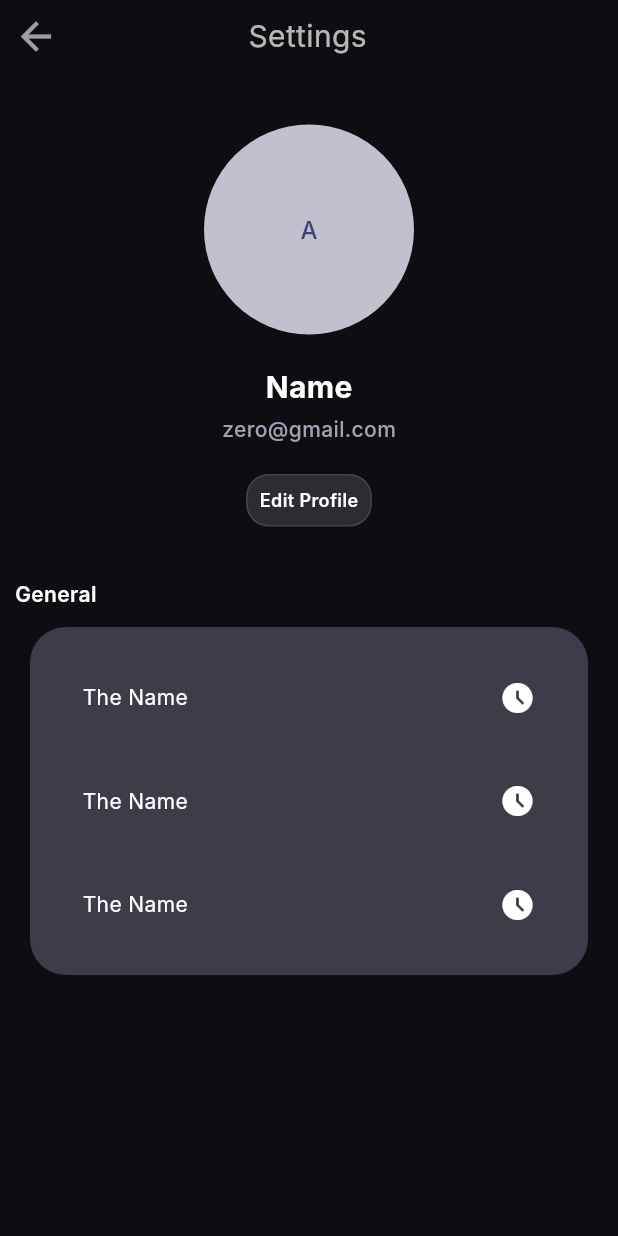
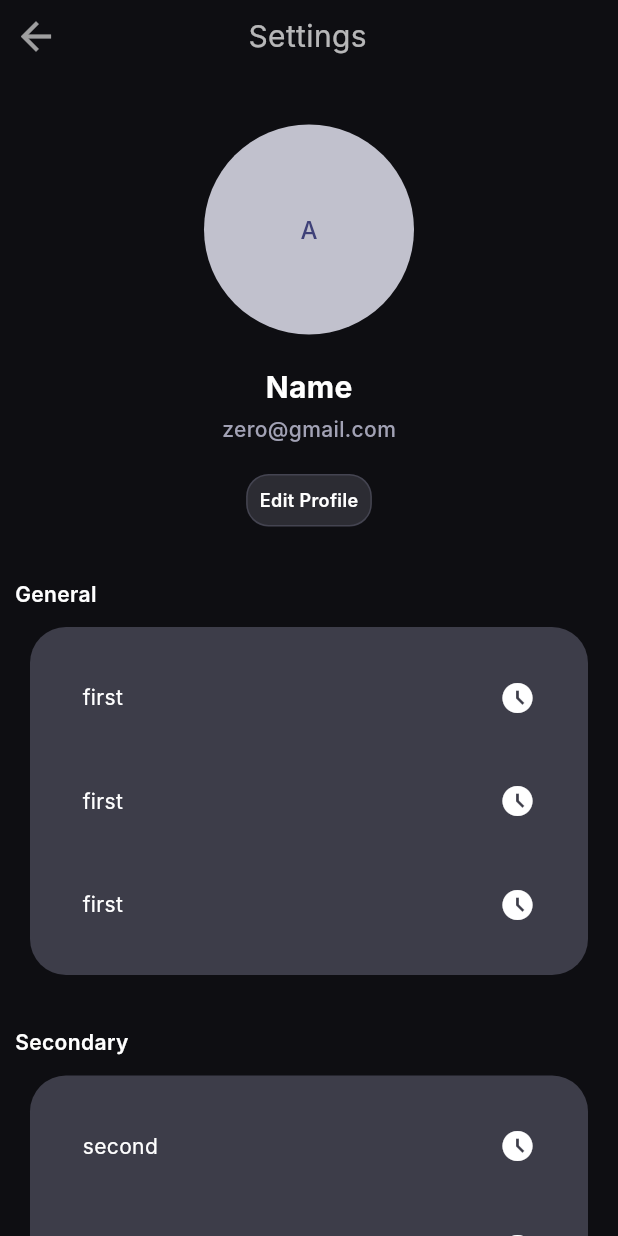
Before and after one commit to danielAdrah/fifth, a Flutter app: the HomeView screen opened directly, after a tap on the "settings" icon, on a phone screen of 412 x 824 dp. Run offline on Flutter 3.47's test engine with Material 3 defaults, Android fonts, the light colour scheme and no system bars; our stand-ins replace dropdown_search, flutter_svg, get, pie_chart, smooth_page_indicator; Roboto replaces fonts that are missing (Inter).

Commit message:
some modifictions

```diff
--- /dev/null
+++ b/lib/common/settings_value.dart
@@ -0,0 +1,29 @@
+import 'package:flutter/material.dart';
+
+import '../theme.dart';
+
+class SettingsValue extends StatelessWidget {
+  final String name;
+  final IconData icon;
+  const SettingsValue({super.key,required this.name,required this.icon});
+
+  @override
+  Widget build(BuildContext context) {
+    return Padding(
+      padding: const EdgeInsets.all(20),
+      child: Row(
+        mainAxisAlignment: MainAxisAlignment.spaceBetween,
+        children: [
+          Text(name,
+              style: TextStyle(
+                color: TColor.white,
+              )),
+          Icon(
+           icon,
+            color: TColor.white,
+          )
+        ],
+      ),
+    );
+  }
+}
--- a/lib/view/home/home_view.dart
+++ b/lib/view/home/home_view.dart
@@ -56,14 +56,14 @@ class _HomeViewState extends State<HomeView> {
                         ],
                       ),
                     ),
-                    const SizedBox(height: 10),
+                    const SizedBox(height: 5),
                     Center(
                         child: Text("Expenses",
                             style: TextStyle(
                                 color: TColor.white,
                                 fontSize: 20,
                                 fontWeight: FontWeight.w700))),
-                    const SizedBox(height: 15),
+                    const SizedBox(height: 25),
                     Container(
                         // height: media.width * 0.9,
                         child: Center(child: MyPieChart())),
--- a/lib/view/settings/settings_view.dart
+++ b/lib/view/settings/settings_view.dart
@@ -1,6 +1,7 @@
 import 'package:flutter/material.dart';
 import 'package:get/get.dart';
 import '../../common/nav_bar.dart';
+import '../../common/settings_value.dart';
 import '../../theme.dart';
 
 class SettingsView extends StatefulWidget {
@@ -86,60 +87,64 @@ class _SettingsViewState extends State<SettingsView> {
                             color: TColor.gray40.withOpacity(0.4),
                             borderRadius: BorderRadius.circular(24),
                           ),
-                          child: Column(
+                          child: const Column(
                             children: [
-                              Padding(
-                                padding: const EdgeInsets.all(20),
-                                child: Row(
-                                  mainAxisAlignment:
-                                      MainAxisAlignment.spaceBetween,
-                                  children: [
-                                    Text("The Name",
-                                        style: TextStyle(
-                                          color: TColor.white,
-                                        )),
-                                    Icon(
-                                      Icons.access_time_filled_outlined,
-                                      color: TColor.white,
-                                    )
+                              SettingsValue(
+                                name: "first",
+                                icon: Icons.access_time_filled_outlined,
+                              ),
+                              SizedBox(height: 5),
+                              SettingsValue(
+                                name: "first",
+                                icon: Icons.access_time_filled_outlined,
+                              ),
+                              SizedBox(height: 5),
+                              SettingsValue(
+                                name: "first",
+                                icon: Icons.access_time_filled_outlined,
+                              ),
                             ],
                           ),
                         ),
-                              const SizedBox(height: 5),
+                      ]),
+                    ),
                     Padding(
-                                padding: const EdgeInsets.all(20),
-                                child: Row(
-                                  mainAxisAlignment:
-                                      MainAxisAlignment.spaceBetween,
-                                  children: [
-                                    Text("The Name",
+                      padding:
+                          const EdgeInsets.only(top: 15, bottom: 2, left: 10),
+                      child: Text(
+                        "Secondary",
                         style: TextStyle(
                             color: TColor.white,
-                                        )),
-                                    Icon(
-                                      Icons.access_time_filled_outlined,
-                                      color: TColor.white,
-                                    )
-                                  ],
+                            fontSize: 14,
+                            fontWeight: FontWeight.w600),
                       ),
                     ),
-                              const SizedBox(height: 5),
-                              Padding(
-                                padding: const EdgeInsets.all(20),
-                                child: Row(
-                                  mainAxisAlignment:
-                                      MainAxisAlignment.spaceBetween,
+                    Container(
+                      // height: media.width * 1,
+                      padding: const EdgeInsets.only(
+                          top: 10, left: 20, right: 20, bottom: 20),
+                      child: Column(children: [
+                        Container(
+                          padding: const EdgeInsets.all(15),
+                          decoration: BoxDecoration(
+                            color: TColor.gray40.withOpacity(0.4),
+                            borderRadius: BorderRadius.circular(24),
+                          ),
+                          child: const Column(
                             children: [
-                                    Text("The Name",
-                                        style: TextStyle(
-                                          color: TColor.white,
-                                        )),
-                                    Icon(
-                                      Icons.access_time_filled_outlined,
-                                      color: TColor.white,
-                                    )
-                                  ],
+                              SettingsValue(
+                                name: "second",
+                                icon: Icons.access_time_filled_outlined,
                               ),
+                              SizedBox(height: 5),
+                              SettingsValue(
+                                name: "second",
+                                icon: Icons.access_time_filled_outlined,
+                              ),
+                              SizedBox(height: 5),
+                              SettingsValue(
+                                name: "second",
+                                icon: Icons.access_time_filled_outlined,
                               ),
                             ],
                           ),
--- a/lib/widgets/my_pie_chart.dart
+++ b/lib/widgets/my_pie_chart.dart
@@ -19,7 +19,7 @@ class _MyPieChartState extends State<MyPieChart> {
 
     // Static PieChartData
     List<PieChartData> pieChartData = [
-      PieChartData("Food", 25),
+      PieChartData("Food", 32),
       PieChartData("Drinks", 30),
       PieChartData("Entertainment", 45),
       PieChartData("Education", 35),
@@ -31,7 +31,7 @@ class _MyPieChartState extends State<MyPieChart> {
       animationDuration: Duration(milliseconds: 800),
       chartRadius: MediaQuery.of(context).size.width / 1.8,
       chartType: ChartType.ring,
-      ringStrokeWidth: 25,
+      ringStrokeWidth: 45,
       chartLegendSpacing: 40,
       legendOptions: LegendOptions(
           showLegendsInRow: true,
```
Lines whose indentation alone changed are shown as unchanged.
